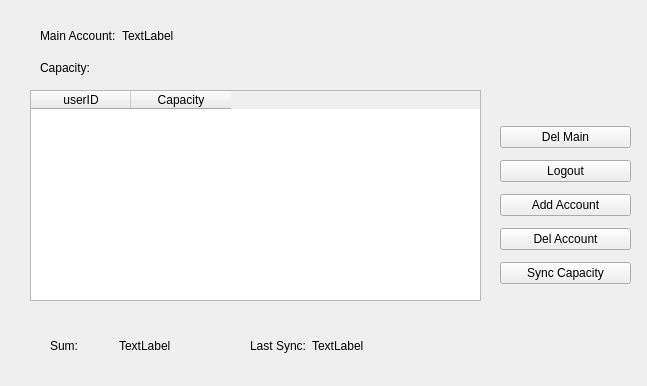
Before: the Qt Designer form UI/main_ui.ui in Country-If/TeraCloud, drawn with Qt 5.
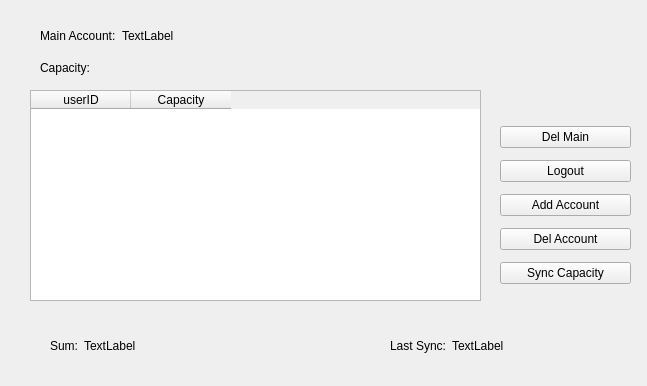
After: the same form once the commit is applied.

```diff
--- a/UI/main_ui.ui
+++ b/UI/main_ui.ui
@@ -87,7 +87,7 @@
   <widget class="QWidget" name="layoutWidget">
    <property name="geometry">
     <rect>
-     <x>250</x>
+     <x>390</x>
      <y>330</y>
      <width>241</width>
      <height>31</height>
@@ -174,20 +174,32 @@
     <rect>
      <x>50</x>
      <y>330</y>
-     <width>131</width>
+     <width>171</width>
      <height>31</height>
     </rect>
    </property>
    <layout class="QHBoxLayout" name="horizontalLayout_3">
     <item>
      <widget class="QLabel" name="label_4">
+      <property name="sizePolicy">
+       <sizepolicy hsizetype="Minimum" vsizetype="Preferred">
+        <horstretch>0</horstretch>
+        <verstretch>0</verstretch>
+       </sizepolicy>
+      </property>
       <property name="text">
        <string>Sum:</string>
       </property>
      </widget>
     </item>
     <item>
-     <widget class="QLabel" name="label_5">
+     <widget class="QLabel" name="sum_label">
+      <property name="sizePolicy">
+       <sizepolicy hsizetype="Expanding" vsizetype="Preferred">
+        <horstretch>0</horstretch>
+        <verstretch>0</verstretch>
+       </sizepolicy>
+      </property>
       <property name="text">
        <string>TextLabel</string>
       </property>
```
